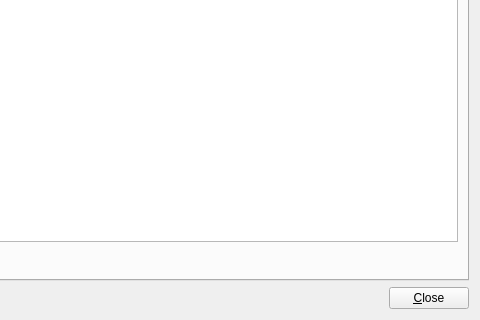
The window that qtCreatorFiles/ui_iic.ui (plomgrading/plom) describes before a commit, drawn with Qt 5; both pictures show x 454 to 934 and y 332 to 652 of the 934 by 652 pixel window.
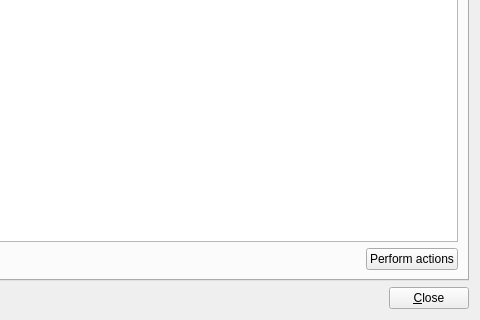
The same window after the commit. The open tabs and pages were chosen to show the change.

```diff
--- a/qtCreatorFiles/ui_iic.ui
+++ b/qtCreatorFiles/ui_iic.ui
@@ -431,6 +431,13 @@
            </property>
           </spacer>
          </item>
+         <item>
+          <widget class="QPushButton" name="actionUButton">
+           <property name="text">
+            <string>Perform actions</string>
+           </property>
+          </widget>
+         </item>
         </layout>
        </item>
       </layout>
```
Left out of the diff: 2 changed lines with no effect on the pictures.
